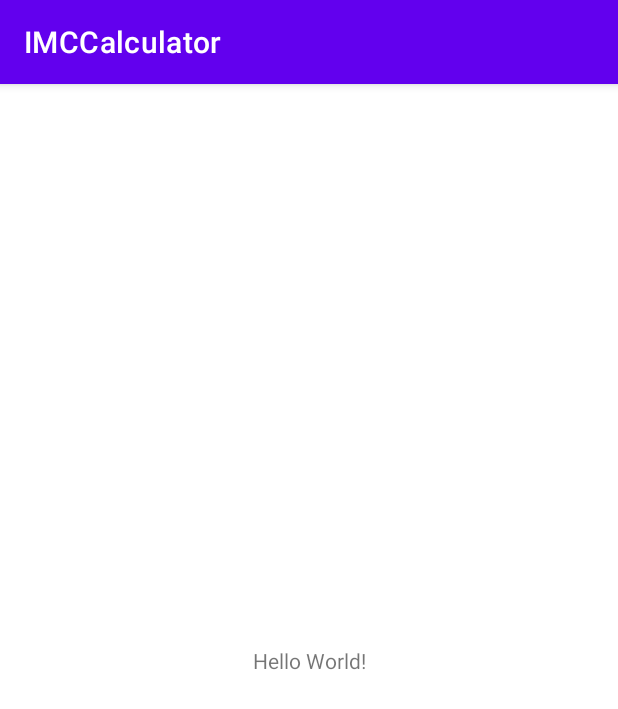
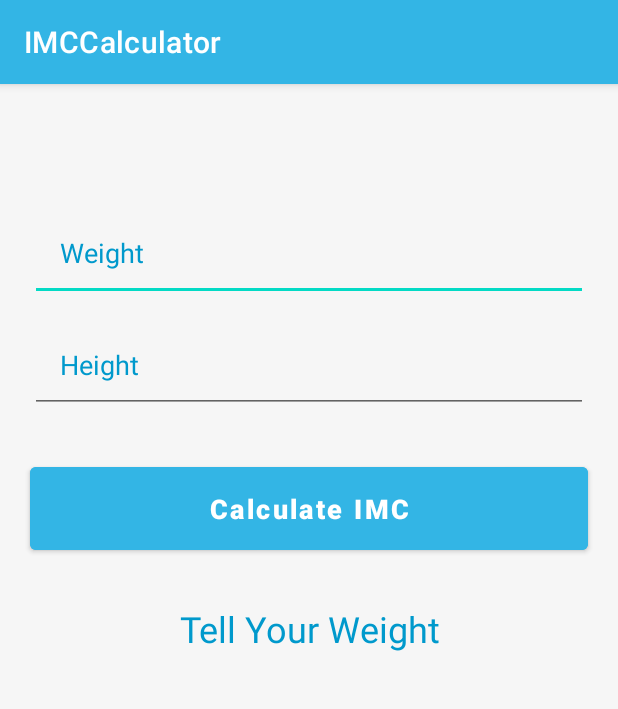
Before and after one commit to MrVictor42/kotlin, an Android app: the screen it shows after launch (MainActivity), on a phone screen of 412 x 824 dp. Shown: the top 709 px of the screen. Run offline under Robolectric (Android 15) with nearby library versions, the phone set to English and light mode, and no system bars.

Commit message:
Design app

```diff
--- a/IMCCalculator/app/src/main/res/layout/activity_main.xml
+++ b/IMCCalculator/app/src/main/res/layout/activity_main.xml
@@ -1,18 +1,67 @@
 <?xml version="1.0" encoding="utf-8"?>
-<androidx.constraintlayout.widget.ConstraintLayout xmlns:android="http://schemas.android.com/apk/res/android"
+<LinearLayout xmlns:android="http://schemas.android.com/apk/res/android"
     xmlns:app="http://schemas.android.com/apk/res-auto"
     xmlns:tools="http://schemas.android.com/tools"
     android:layout_width="match_parent"
     android:layout_height="match_parent"
-    tools:context=".MainActivity">
+    android:orientation="vertical"
+    tools:context=".MainActivity"
+    android:background="@color/gray"
+>
+
+    <EditText
+        android:id="@+id/weight_editText"
+        android:layout_width="match_parent"
+        android:layout_height="wrap_content"
+        android:layout_marginTop="80dp"
+        android:layout_marginStart="20dp"
+        android:layout_marginEnd="20dp"
+        android:hint="Weight"
+        android:textColorHint="@color/dark_blue"
+        android:padding="20dp"
+        android:inputType="number"
+        android:maxLength="3"
+    />
+
+    <EditText
+        android:id="@+id/height_editText"
+        android:layout_width="match_parent"
+        android:layout_height="wrap_content"
+        android:layout_marginTop="10dp"
+        android:layout_marginStart="20dp"
+        android:layout_marginEnd="20dp"
+        android:hint="Height"
+        android:textColorHint="@color/dark_blue"
+        android:padding="20dp"
+        android:inputType="number"
+        android:maxLength="4"
+    />
+
+    <Button
+        android:id="@+id/btn_calculate"
+        android:layout_width="match_parent"
+        android:layout_height="wrap_content"
+        android:text="Calculate IMC"
+        android:textAllCaps="false"
+        android:textColor="@color/white"
+        android:textSize="18sp"
+        android:padding="15dp"
+        android:layout_marginStart="20dp"
+        android:layout_marginEnd="20dp"
+        android:layout_marginTop="30dp"
+        android:backgroundTint="@color/light_blue"
+        android:textStyle="bold"
+    />
 
     <TextView
-        android:layout_width="wrap_content"
+        android:id="@+id/message"
+        android:layout_width="match_parent"
         android:layout_height="wrap_content"
-        android:text="Hello World!"
-        app:layout_constraintBottom_toBottomOf="parent"
-        app:layout_constraintLeft_toLeftOf="parent"
-        app:layout_constraintRight_toRightOf="parent"
-        app:layout_constraintTop_toTopOf="parent" />
+        android:text="Tell Your Weight"
+        android:textSize="24sp"
+        android:textColor="@color/dark_blue"
+        android:gravity="center"
+        android:layout_marginTop="30dp"
+    />
 
-</androidx.constraintlayout.widget.ConstraintLayout>
+</LinearLayout>
--- a/IMCCalculator/app/src/main/res/values/colors.xml
+++ b/IMCCalculator/app/src/main/res/values/colors.xml
@@ -7,4 +7,7 @@
     <color name="teal_700">#FF018786</color>
     <color name="black">#FF000000</color>
     <color name="white">#FFFFFFFF</color>
+    <color name="gray">#F6F6F6</color>
+    <color name="light_blue">#33B5E5</color>
+    <color name="dark_blue">#0099CC</color>
 </resources>
--- a/IMCCalculator/app/src/main/res/values/themes.xml
+++ b/IMCCalculator/app/src/main/res/values/themes.xml
@@ -2,8 +2,8 @@
     <!-- Base application theme. -->
     <style name="Theme.IMCCalculator" parent="Theme.MaterialComponents.DayNight.DarkActionBar">
         <!-- Primary brand color. -->
-        <item name="colorPrimary">@color/purple_500</item>
-        <item name="colorPrimaryVariant">@color/purple_700</item>
+        <item name="colorPrimary">@color/light_blue</item>
+        <item name="colorPrimaryVariant">@color/dark_blue</item>
         <item name="colorOnPrimary">@color/white</item>
         <!-- Secondary brand color. -->
         <item name="colorSecondary">@color/teal_200</item>
```
